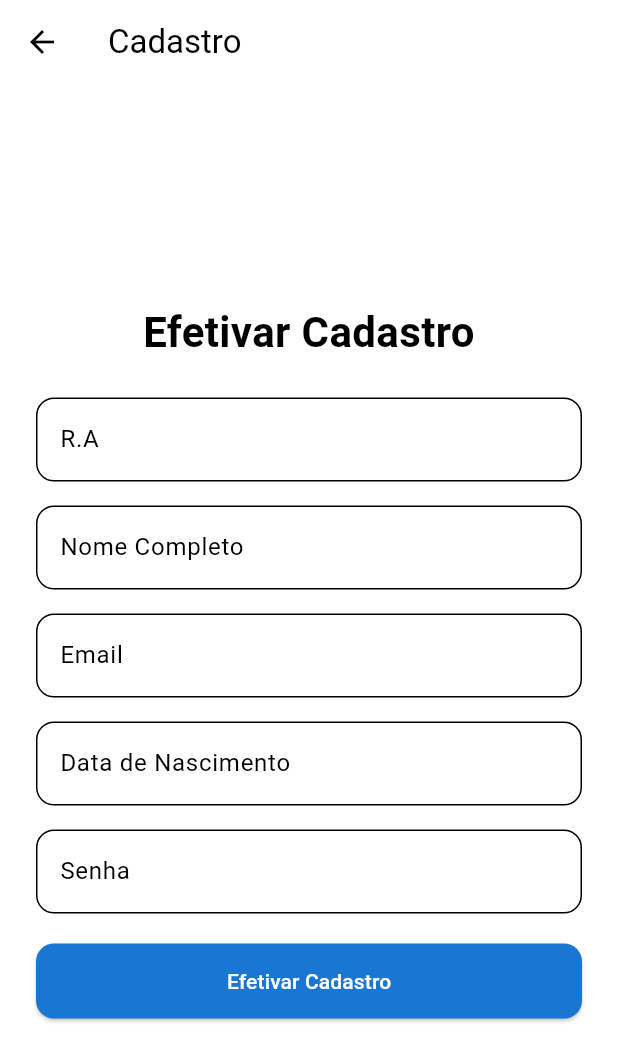
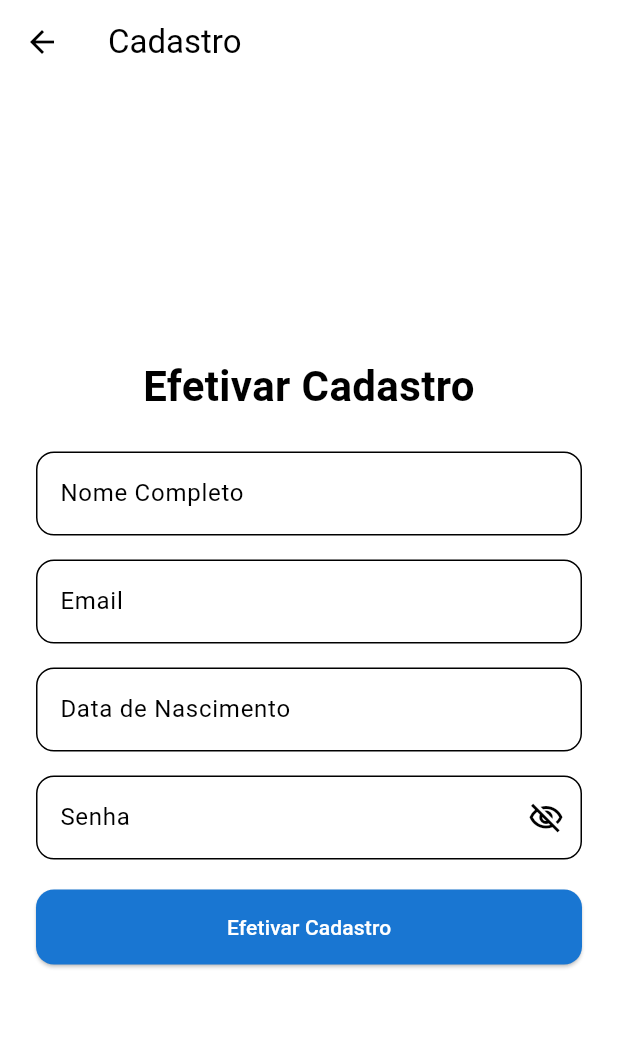
Before and after one commit to amand4morais/C.A.T, a Flutter app: the screen it shows after launch, after a tap on "Login", after a tap on "Não tem conta? Cadastre-se", on a phone screen of 412 x 824 dp. Shown: the top 1061 px of the screen. Run offline on Flutter 3.47's test engine with Material 3 defaults, Android fonts, the phone set to English and light mode, and no system bars; our stand-ins replace go_router, shared_preferences; accounts and stored records are empty.

Commit message:
icon for visible password and other fixes added

```diff
--- a/lib/main.dart
+++ b/lib/main.dart
@@ -1,23 +1,30 @@
 import 'package:flutter/material.dart';
 import 'package:provider/provider.dart';
 
+import 'repositories/auth_repository.dart';
 import 'router/app_router.dart';
 import 'viewmodels/auth_viewmodel.dart';
 import 'viewmodels/course_viewmodel.dart';
 
-void main() {
-  runApp(const CatApp());
+void main() async {
+  WidgetsFlutterBinding.ensureInitialized();
+  await AuthRepository().init();
+  final authViewModel = AuthViewModel();
+  await authViewModel.checkLoginStatus();
+  runApp(CatApp(authViewModel: authViewModel));
 }
 
 class CatApp extends StatelessWidget {
-  const CatApp({super.key});
+  final AuthViewModel authViewModel;
+
+  const CatApp({required this.authViewModel, super.key});
 
   @override
   Widget build(BuildContext context) {
     return MultiProvider(
       providers: [
+        ChangeNotifierProvider.value(value: authViewModel),
         ChangeNotifierProvider(create: (_) => CourseViewModel()),
-        ChangeNotifierProvider(create: (_) => AuthViewModel()),
       ],
       child: MaterialApp.router(
         title: 'CAT Cursos',
@@ -56,7 +63,9 @@ class CatApp extends StatelessWidget {
           ),
           useMaterial3: true,
         ),
-        routerConfig: AppRouter.router,
+        routerConfig: AppRouter.createRouter(
+          authViewModel.isLoggedIn ? '/home' : '/login',
+        ),
       ),
     );
   }
--- a/lib/repositories/auth_repository.dart
+++ b/lib/repositories/auth_repository.dart
@@ -1,6 +1,15 @@
+import 'dart:convert';
+
+import 'package:shared_preferences/shared_preferences.dart';
+
 import '../models/user_model.dart';
 
 class AuthRepository {
+  static const String _raCounterKey = 'ra_counter';
+  static const String _loggedUserKey = 'logged_user_ra';
+  static const String _usersKey = 'users_data';
+  static const int _initialRaCounter = 1000;
+
   static final AuthRepository _instance = AuthRepository._internal();
 
   factory AuthRepository() => _instance;
@@ -9,8 +18,55 @@ class AuthRepository {
 
   final List<User> _users = [];
 
-  void register(User user) {
+  Future<void> init() async {
+    final prefs = await SharedPreferences.getInstance();
+    final usersJson = prefs.getStringList(_usersKey) ?? [];
+    _users.clear();
+    for (final json in usersJson) {
+      final map = jsonDecode(json) as Map<String, dynamic>;
+      _users.add(
+        User(
+          ra: map['ra'] as String,
+          nome: map['nome'] as String,
+          email: map['email'] as String,
+          dataNascimento: DateTime.parse(map['dataNascimento'] as String),
+          senha: map['senha'] as String,
+        ),
+      );
+    }
+  }
+
+  Future<String> register({
+    required String nome,
+    required String email,
+    required DateTime dataNascimento,
+    required String senha,
+  }) async {
+    final prefs = await SharedPreferences.getInstance();
+    final counter = prefs.getInt(_raCounterKey) ?? _initialRaCounter;
+    final ra = counter.toString();
+    final user = User(
+      ra: ra,
+      nome: nome,
+      email: email,
+      dataNascimento: dataNascimento,
+      senha: senha,
+    );
     _users.add(user);
+    await prefs.setInt(_raCounterKey, counter + 1);
+    final usersJson = _users
+        .map(
+          (u) => jsonEncode({
+            'ra': u.ra,
+            'nome': u.nome,
+            'email': u.email,
+            'dataNascimento': u.dataNascimento.toIso8601String(),
+            'senha': u.senha,
+          }),
+        )
+        .toList();
+    await prefs.setStringList(_usersKey, usersJson);
+    return ra;
   }
 
   User? login(String ra, String password) {
@@ -22,4 +78,19 @@ class AuthRepository {
       return null;
     }
   }
+
+  Future<void> saveLoggedUser(String ra) async {
+    final prefs = await SharedPreferences.getInstance();
+    await prefs.setString(_loggedUserKey, ra);
+  }
+
+  Future<String?> loadLoggedUser() async {
+    final prefs = await SharedPreferences.getInstance();
+    return prefs.getString(_loggedUserKey);
+  }
+
+  Future<void> clearLoggedUser() async {
+    final prefs = await SharedPreferences.getInstance();
+    await prefs.remove(_loggedUserKey);
+  }
 }
--- a/lib/router/app_router.dart
+++ b/lib/router/app_router.dart
@@ -9,8 +9,9 @@ import '../views/login_view.dart';
 import '../views/register_view.dart';
 
 class AppRouter {
-  static final GoRouter router = GoRouter(
-    initialLocation: '/login',
+  static GoRouter createRouter(String initialLocation) {
+    return GoRouter(
+      initialLocation: initialLocation,
       routes: <RouteBase>[
         GoRoute(
           path: '/login',
@@ -47,6 +48,7 @@ class AppRouter {
       ],
     );
   }
+}
 
 class ProfilePlaceholderView extends StatelessWidget {
   const ProfilePlaceholderView({super.key});
--- a/lib/viewmodels/auth_viewmodel.dart
+++ b/lib/viewmodels/auth_viewmodel.dart
@@ -11,9 +11,11 @@ class AuthViewModel extends ChangeNotifier {
   final AuthRepository _repository = AuthRepository();
 
   bool _isLoading = false;
+  bool _isLoggedIn = false;
   User? _currentUser;
 
   bool get isLoading => _isLoading;
+  bool get isLoggedIn => _isLoggedIn;
   User? get currentUser => _currentUser;
 
   String? validateRa(String? value) {
@@ -79,20 +81,27 @@ class AuthViewModel extends ChangeNotifier {
     return null;
   }
 
+  Future<void> checkLoginStatus() async {
+    final ra = await _repository.loadLoggedUser();
+    if (ra != null) {
+      _isLoggedIn = true;
+      notifyListeners();
+    }
+  }
+
   Future<bool> loginUser(String ra, String password) async {
     _setLoading(true);
     final user = _repository.login(ra, password);
-    _setLoading(false);
     if (user != null) {
       _currentUser = user;
-      notifyListeners();
-      return true;
+      _isLoggedIn = true;
+      await _repository.saveLoggedUser(ra);
     }
-    return false;
+    _setLoading(false);
+    return user != null;
   }
 
-  Future<bool> registerUser({
-    required String ra,
+  Future<String?> registerUser({
     required String fullName,
     required String email,
     required String birthDate,
@@ -103,16 +112,21 @@ class AuthViewModel extends ChangeNotifier {
     final day = int.parse(parts[0]);
     final month = int.parse(parts[1]);
     final year = int.parse(parts[2]);
-    final user = User(
-      ra: ra,
+    final ra = await _repository.register(
       nome: fullName,
       email: email,
       dataNascimento: DateTime(year, month, day),
       senha: password,
     );
-    _repository.register(user);
     _setLoading(false);
-    return true;
+    return ra;
+  }
+
+  Future<void> logout() async {
+    _currentUser = null;
+    _isLoggedIn = false;
+    await _repository.clearLoggedUser();
+    notifyListeners();
   }
 
   void _setLoading(bool value) {
--- a/lib/views/login_view.dart
+++ b/lib/views/login_view.dart
@@ -15,6 +15,7 @@ class _LoginViewState extends State<LoginView> {
   final GlobalKey<FormState> _formKey = GlobalKey<FormState>();
   final TextEditingController _raController = TextEditingController();
   final TextEditingController _passwordController = TextEditingController();
+  bool _obscurePassword = true;
 
   @override
   void dispose() {
@@ -84,12 +85,24 @@ class _LoginViewState extends State<LoginView> {
                         const SizedBox(height: 16),
                         TextFormField(
                           controller: _passwordController,
-                          obscureText: true,
+                          obscureText: _obscurePassword,
                           decoration: InputDecoration(
                             labelText: 'Senha',
                             border: _border(),
                             enabledBorder: _border(),
                             focusedBorder: _border(),
+                            suffixIcon: IconButton(
+                              icon: Icon(
+                                _obscurePassword
+                                    ? Icons.visibility_off_outlined
+                                    : Icons.visibility_outlined,
+                              ),
+                              onPressed: () {
+                                setState(() {
+                                  _obscurePassword = !_obscurePassword;
+                                });
+                              },
+                            ),
                           ),
                           validator: viewModel.validatePassword,
                         ),
--- a/lib/views/register_view.dart
+++ b/lib/views/register_view.dart
@@ -14,15 +14,14 @@ class RegisterView extends StatefulWidget {
 
 class _RegisterViewState extends State<RegisterView> {
   final GlobalKey<FormState> _formKey = GlobalKey<FormState>();
-  final TextEditingController _raController = TextEditingController();
   final TextEditingController _fullNameController = TextEditingController();
   final TextEditingController _emailController = TextEditingController();
   final TextEditingController _birthDateController = TextEditingController();
   final TextEditingController _passwordController = TextEditingController();
+  bool _obscurePassword = true;
 
   @override
   void dispose() {
-    _raController.dispose();
     _fullNameController.dispose();
     _emailController.dispose();
     _birthDateController.dispose();
@@ -34,18 +33,35 @@ class _RegisterViewState extends State<RegisterView> {
     final isValid = _formKey.currentState?.validate() ?? false;
     if (!isValid) return;
 
-    final success = await viewModel.registerUser(
-      ra: _raController.text.trim(),
+    final ra = await viewModel.registerUser(
       fullName: _fullNameController.text.trim(),
       email: _emailController.text.trim(),
       birthDate: _birthDateController.text.trim(),
       password: _passwordController.text,
     );
 
-    if (!mounted) return;
-    if (success) {
-      context.go('/login');
-    }
+    if (!mounted || ra == null) return;
+
+    showDialog<void>(
+      context: context,
+      barrierDismissible: false,
+      builder: (ctx) => AlertDialog(
+        title: const Text('Cadastro Realizado!'),
+        content: Text(
+          'Seu R.A é:\n\n$ra\n\nAnote-o, pois será necessário para o login.',
+        ),
+        actions: [
+          TextButton(
+            onPressed: () {
+              Clipboard.setData(ClipboardData(text: ra));
+              Navigator.of(ctx).pop();
+              context.go('/login');
+            },
+            child: const Text('Copiar e ir para Login'),
+          ),
+        ],
+      ),
+    );
   }
 
   OutlineInputBorder _border() {
@@ -78,17 +94,6 @@ class _RegisterViewState extends State<RegisterView> {
                           textAlign: TextAlign.center,
                         ),
                         const SizedBox(height: 24),
-                        TextFormField(
-                          controller: _raController,
-                          decoration: InputDecoration(
-                            labelText: 'R.A',
-                            border: _border(),
-                            enabledBorder: _border(),
-                            focusedBorder: _border(),
-                          ),
-                          validator: viewModel.validateRa,
-                        ),
-                        const SizedBox(height: 16),
                         TextFormField(
                           controller: _fullNameController,
                           decoration: InputDecoration(
@@ -132,12 +137,24 @@ class _RegisterViewState extends State<RegisterView> {
                         const SizedBox(height: 16),
                         TextFormField(
                           controller: _passwordController,
-                          obscureText: true,
+                          obscureText: _obscurePassword,
                           decoration: InputDecoration(
                             labelText: 'Senha',
                             border: _border(),
                             enabledBorder: _border(),
                             focusedBorder: _border(),
+                            suffixIcon: IconButton(
+                              icon: Icon(
+                                _obscurePassword
+                                    ? Icons.visibility_off_outlined
+                                    : Icons.visibility_outlined,
+                              ),
+                              onPressed: () {
+                                setState(() {
+                                  _obscurePassword = !_obscurePassword;
+                                });
+                              },
+                            ),
                           ),
                           validator: viewModel.validatePassword,
                         ),
--- a/pubspec.yaml
+++ b/pubspec.yaml
@@ -37,6 +37,7 @@ dependencies:
   go_router: ^16.0.0
   provider: ^6.1.5+1
   uuid: ^4.5.3
+  shared_preferences: ^2.2.2
 
 dev_dependencies:
   flutter_test:
```
Also changed, not shown: pubspec.lock, 1 other file. Lines whose indentation alone changed are shown as unchanged.
